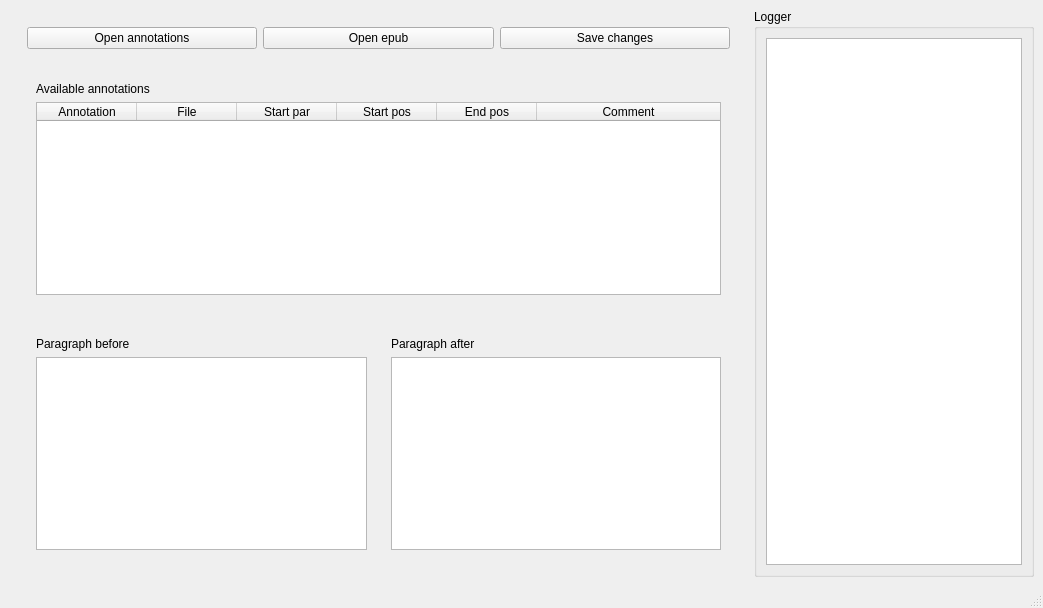
First picture: the form in uis/compiled/main_TEM.ui, repository bkolada/koalocleaner, before the edit.
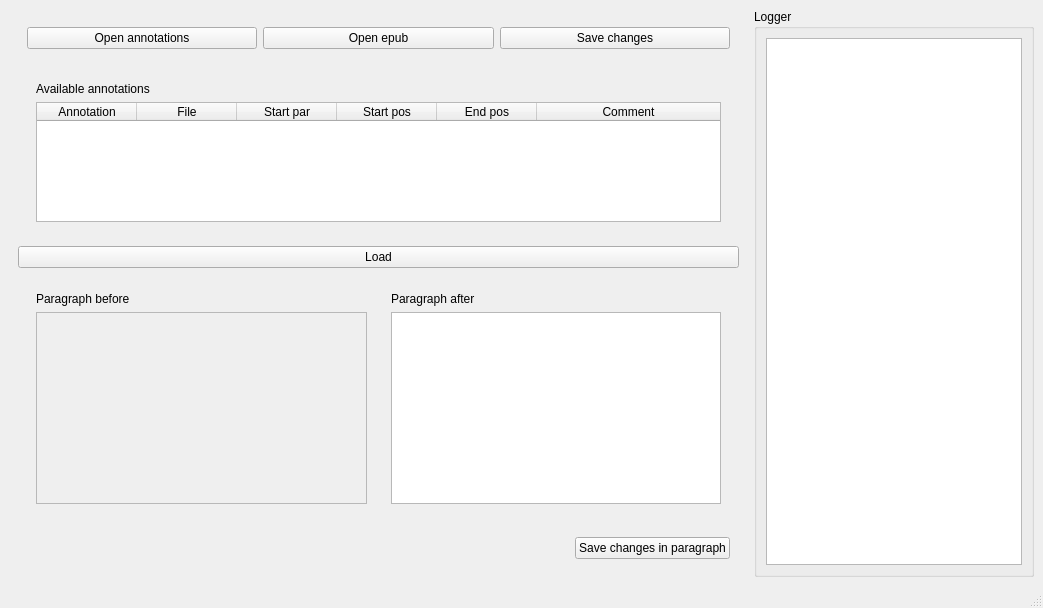
Second picture: the form after the edit.

Commit message: Buttons to load annotation and to save solved annotation

What changed in the file:
```diff
--- a/uis/compiled/main_TEM.ui
+++ b/uis/compiled/main_TEM.ui
@@ -75,6 +75,9 @@
                <property name="selectionBehavior">
                 <enum>QAbstractItemView::SelectRows</enum>
                </property>
+               <property name="sortingEnabled">
+                <bool>true</bool>
+               </property>
                <attribute name="horizontalHeaderStretchLastSection">
                 <bool>true</bool>
                </attribute>
@@ -116,6 +119,13 @@
          </layout>
         </widget>
        </item>
+       <item>
+        <widget class="QPushButton" name="load">
+         <property name="text">
+          <string>Load</string>
+         </property>
+        </widget>
+       </item>
        <item>
         <widget class="QWidget" name="widget_4" native="true">
          <property name="sizePolicy">
@@ -136,7 +146,16 @@
               </widget>
              </item>
              <item>
-              <widget class="QPlainTextEdit" name="before"/>
+              <widget class="QTextEdit" name="before">
+               <property name="enabled">
+                <bool>false</bool>
+               </property>
+               <property name="font">
+                <font>
+                 <pointsize>10</pointsize>
+                </font>
+               </property>
+              </widget>
              </item>
             </layout>
            </widget>
@@ -152,7 +171,13 @@
               </widget>
              </item>
              <item>
-              <widget class="QPlainTextEdit" name="after"/>
+              <widget class="QTextEdit" name="after">
+               <property name="font">
+                <font>
+                 <pointsize>10</pointsize>
+                </font>
+               </property>
+              </widget>
              </item>
             </layout>
             <zorder>after</zorder>
@@ -162,6 +187,32 @@
          </layout>
         </widget>
        </item>
+       <item>
+        <widget class="QWidget" name="widget_7" native="true">
+         <layout class="QHBoxLayout" name="horizontalLayout_4">
+          <item>
+           <spacer name="horizontalSpacer">
+            <property name="orientation">
+             <enum>Qt::Horizontal</enum>
+            </property>
+            <property name="sizeHint" stdset="0">
+             <size>
+              <width>40</width>
+              <height>20</height>
+             </size>
+            </property>
+           </spacer>
+          </item>
+          <item>
+           <widget class="QPushButton" name="save_paragraph_changes">
+            <property name="text">
+             <string>Save changes in paragraph</string>
+            </property>
+           </widget>
+          </item>
+         </layout>
+        </widget>
+       </item>
       </layout>
      </widget>
     </item>
```
The commit also changes 1 other file.
